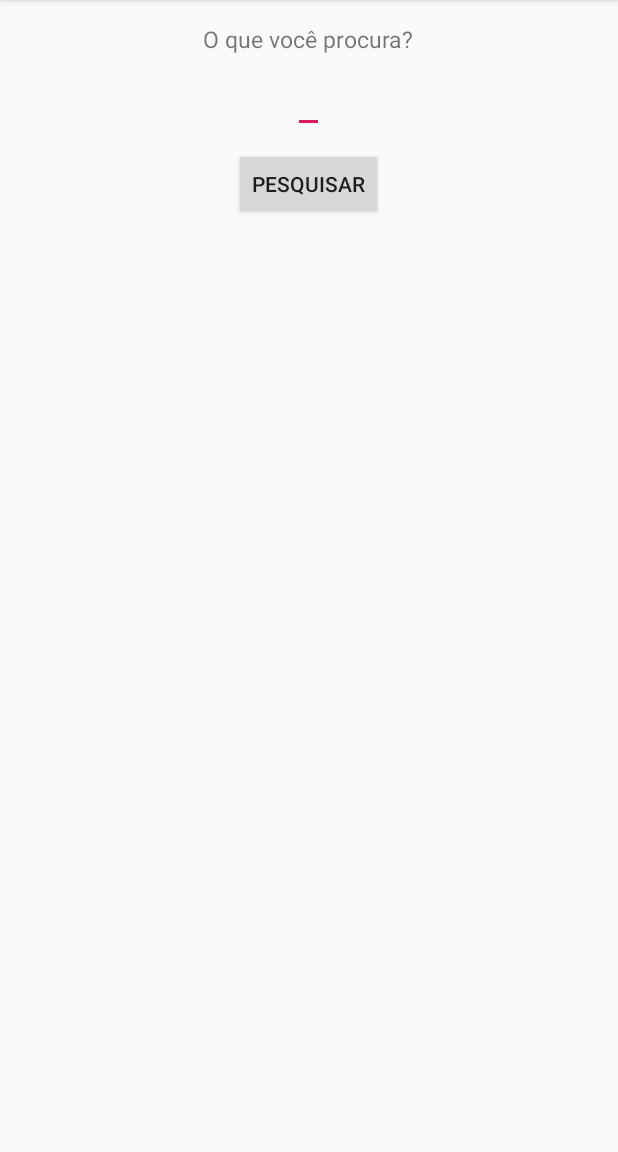
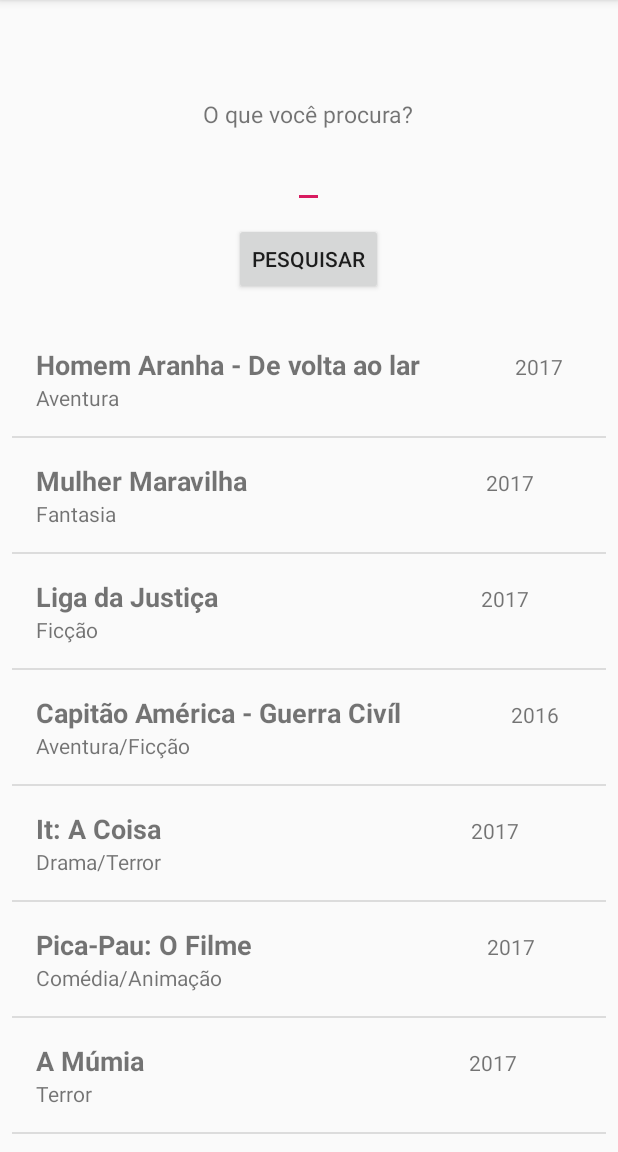
Before and after one commit to PetersonFonseca/PlanoSemeador, an Android app: the screen it shows after launch (MainActivity), on a phone screen of 412 x 824 dp, the part 84-1236 px from its top. Run offline under Robolectric (Android 15) with nearby library versions, the phone set to English and light mode, and no system bars; our stand-ins replace Firebase (no records; nobody signed in at launch, a user with empty details on screens opened directly); libraries missing offline, so code that uses them is left out: com.firebase.ui; 1 statement that could not run was skipped.

Commit message:
busca em andamento

```diff
--- /dev/null
+++ b/app/src/main/java/br/com/planosemeador/planosemeador/Adapter.java
@@ -0,0 +1,59 @@
+package br.com.planosemeador.planosemeador;
+
+import android.support.v7.widget.RecyclerView;
+import android.view.LayoutInflater;
+import android.view.View;
+import android.view.ViewGroup;
+import android.widget.TextView;
+
+import java.util.List;
+
+public class Adapter extends RecyclerView.Adapter<Adapter.MyViewHolder> {
+
+    private List<Filme> listaFilmes;
+
+    public Adapter(List<Filme> lista) {
+        this.listaFilmes = lista;
+    }
+
+    @Override
+    public MyViewHolder onCreateViewHolder(ViewGroup parent, int viewType) {
+
+        View itemLista = LayoutInflater.from(parent.getContext())
+                .inflate(R.layout.adapter_lista, parent, false);
+
+        return new MyViewHolder(itemLista);
+    }
+
+    @Override
+    public void onBindViewHolder(MyViewHolder holder, int position) {
+
+        Filme filme = listaFilmes.get( position );
+        holder.titulo.setText( filme.getTituloFilme() );
+        holder.genero.setText( filme.getGenero() );
+        holder.ano.setText( filme.getAno() );
+
+    }
+
+    @Override
+    public int getItemCount() {
+        return listaFilmes.size();
+    }
+
+    public class MyViewHolder extends RecyclerView.ViewHolder {
+
+        TextView titulo;
+        TextView ano;
+        TextView genero;
+
+        public MyViewHolder(View itemView) {
+            super(itemView);
+
+            titulo = itemView.findViewById(R.id.textTitulo);
+            ano = itemView.findViewById(R.id.textAno);
+            genero = itemView.findViewById(R.id.textGenero);
+
+        }
+    }
+
+}
--- /dev/null
+++ b/app/src/main/java/br/com/planosemeador/planosemeador/Filme.java
@@ -0,0 +1,42 @@
+package br.com.planosemeador.planosemeador;
+
+public class Filme {
+
+    private String tituloFilme;
+    private String genero;
+    private String ano;
+
+    public Filme(){
+
+    }
+
+    public Filme(String tituloFilme, String genero, String ano) {
+        this.tituloFilme = tituloFilme;
+        this.genero = genero;
+        this.ano = ano;
+    }
+
+    public String getTituloFilme() {
+        return tituloFilme;
+    }
+
+    public void setTituloFilme(String tituloFilme) {
+        this.tituloFilme = tituloFilme;
+    }
+
+    public String getGenero() {
+        return genero;
+    }
+
+    public void setGenero(String genero) {
+        this.genero = genero;
+    }
+
+    public String getAno() {
+        return ano;
+    }
+
+    public void setAno(String ano) {
+        this.ano = ano;
+    }
+}
--- a/app/src/main/java/br/com/planosemeador/planosemeador/MainActivity.java
+++ b/app/src/main/java/br/com/planosemeador/planosemeador/MainActivity.java
@@ -6,6 +6,9 @@ import android.os.Bundle;
 import android.support.annotation.NonNull;
 import android.support.design.widget.FloatingActionButton;
 import android.support.design.widget.Snackbar;
+import android.support.v7.widget.DividerItemDecoration;
+import android.support.v7.widget.LinearLayoutManager;
+import android.support.v7.widget.RecyclerView;
 import android.util.Log;
 import android.view.View;
 import android.support.design.widget.NavigationView;
@@ -17,8 +20,10 @@ import android.support.v7.widget.Toolbar;
 import android.view.Menu;
 import android.view.MenuItem;
 import android.view.inputmethod.InputMethodManager;
+import android.widget.AdapterView;
 import android.widget.Button;
 import android.widget.EditText;
+import android.widget.LinearLayout;
 import android.widget.TextView;
 import android.widget.Toast;
 
@@ -33,7 +38,9 @@ import com.google.firebase.database.Query;
 import com.google.firebase.database.ValueEventListener;
 import com.google.firebase.messaging.FirebaseMessaging;
 
+import java.util.ArrayList;
 import java.util.Arrays;
+import java.util.List;
 import java.util.Random;
 
 public class MainActivity extends AppCompatActivity
@@ -56,6 +63,10 @@ public class MainActivity extends AppCompatActivity
     DatabaseReference fornecedores;
     DatabaseReference nomeFornecedor;
 
+    //Lista
+    private RecyclerView recyclerView;
+    private List<Filme> listaFilmes = new ArrayList<>();
+
 
     @Override
     protected void onCreate(Bundle savedInstanceState) {
@@ -63,6 +74,59 @@ public class MainActivity extends AppCompatActivity
         setContentView(R.layout.activity_main);
         Toolbar toolbar = (Toolbar) findViewById(R.id.toolbar);
         setSupportActionBar(toolbar);
+
+        //Lista inicio
+
+        recyclerView = findViewById(R.id.recyclerView);
+
+        //Listagem de filmes
+        this.criarFilmes();
+
+        //Configurar adapter
+        Adapter adapter = new Adapter( listaFilmes );
+
+        //Configurar Recyclerview
+        RecyclerView.LayoutManager layoutManager = new LinearLayoutManager(getApplicationContext());
+        recyclerView.setLayoutManager(layoutManager);
+        recyclerView.setHasFixedSize(true);
+        recyclerView.addItemDecoration( new DividerItemDecoration(this, LinearLayout.VERTICAL));
+        recyclerView.setAdapter( adapter );
+
+        //evento de click
+        recyclerView.addOnItemTouchListener(
+                new RecyclerItemClickListener(
+                        getApplicationContext(),
+                        recyclerView,
+                        new RecyclerItemClickListener.OnItemClickListener() {
+                            @Override
+                            public void onItemClick(View view, int position) {
+                                Filme filme = listaFilmes.get( position );
+                                Toast.makeText(
+                                        getApplicationContext(),
+                                        "Item pressionado: " + filme.getTituloFilme(),
+                                        Toast.LENGTH_SHORT
+                                ).show();
+                            }
+
+                            @Override
+                            public void onLongItemClick(View view, int position) {
+                                Filme filme = listaFilmes.get( position );
+                                Toast.makeText(
+                                        getApplicationContext(),
+                                        "Click longo: "  + filme.getTituloFilme(),
+                                        Toast.LENGTH_SHORT
+                                ).show();
+                            }
+
+                            @Override
+                            public void onItemClick(AdapterView<?> adapterView, View view, int i, long l) {
+
+                            }
+                        }
+                )
+        );
+
+        //Lista Fim
 
 
         DrawerLayout drawer = (DrawerLayout) findViewById(R.id.drawer_layout);
@@ -95,7 +159,7 @@ public class MainActivity extends AppCompatActivity
                                 buscaTextEdit = findViewById(R.id.busca_text_id);
                                 buscaEdit = findViewById(R.id.busca_edit_id);
                                 pesquisar = findViewById(R.id.pesquisar_bt);
-                                resultadoBusca = findViewById(R.id.resultado_busca_id);
+
 
                                 pesquisar.setOnClickListener(new View.OnClickListener() {
                                     @Override
@@ -105,7 +169,7 @@ public class MainActivity extends AppCompatActivity
                                         fornecedores = FirebaseDatabase.getInstance()
                                                 .getReference().child("fornecedores");
 
-                                        Query query1 = fornecedores.orderByChild("nomeFornecedor").equalTo(textoDigitado).limitToFirst(1);
+                                        Query query1 = fornecedores.orderByChild("nomeFornecedor").equalTo(textoDigitado).limitToFirst(10);
                                         query1.addListenerForSingleValueEvent(new ValueEventListener() {
                                             @Override
                                             public void onDataChange(@NonNull DataSnapshot dataSnapshot) {
@@ -113,8 +177,8 @@ public class MainActivity extends AppCompatActivity
                                                     for (DataSnapshot postSnapshot: dataSnapshot.getChildren()) {
                                                         Fornecedor fornecedor = postSnapshot.getValue(Fornecedor.class);
                                                         String nomeString = fornecedor.getNomeFornecedor();
+                                                        Log.i("RESULTB", nomeString);
 
-                                                        resultadoBusca.setText(nomeString);
                                                     }
                                                 }
                                             }
@@ -233,4 +297,40 @@ public class MainActivity extends AppCompatActivity
         drawer.closeDrawer(GravityCompat.START);
         return true;
     }
+
+
+    //Lista
+    public void criarFilmes(){
+
+        Filme filme = new Filme("Homem Aranha - De volta ao lar", "Aventura", "2017");
+        listaFilmes.add(filme);
+
+        filme = new Filme("Mulher Maravilha", "Fantasia", "2017");
+        listaFilmes.add(filme);
+
+        filme = new Filme("Liga da Justiça", "Ficção", "2017");
+        listaFilmes.add(filme);
+
+        filme = new Filme("Capitão América - Guerra Civíl", "Aventura/Ficção", "2016");
+        listaFilmes.add(filme);
+
+        filme = new Filme("It: A Coisa", "Drama/Terror", "2017");
+        listaFilmes.add(filme);
+
+        filme = new Filme("Pica-Pau: O Filme", "Comédia/Animação", "2017");
+        listaFilmes.add(filme);
+
+        filme = new Filme("A Múmia", "Terror", "2017");
+        listaFilmes.add(filme);
+
+        filme = new Filme("A Bela e a Fera", "Romance", "2017");
+        listaFilmes.add(filme);
+
+        filme = new Filme("Meu malvado favorito 3", "Comédia", "2017");
+        listaFilmes.add(filme);
+
+        filme = new Filme("Carros 3", "Comédia", "2017");
+        listaFilmes.add(filme);
+
+    }
 }
--- /dev/null
+++ b/app/src/main/java/br/com/planosemeador/planosemeador/RecyclerItemClickListener.java
@@ -0,0 +1,59 @@
+package br.com.planosemeador.planosemeador;
+
+import android.content.Context;
+import android.support.v7.widget.RecyclerView;
+import android.view.GestureDetector;
+import android.view.MotionEvent;
+import android.view.View;
+import android.widget.AdapterView;
+
+public class RecyclerItemClickListener implements RecyclerView.OnItemTouchListener {
+
+    private OnItemClickListener mListener;
+    GestureDetector mGestureDetector;
+
+    @Override
+    public boolean onInterceptTouchEvent(RecyclerView rv, MotionEvent e) {
+        View childView = rv.findChildViewUnder(e.getX(), e.getY());
+        if (childView != null && mListener != null && mGestureDetector.onTouchEvent(e)) {
+            mListener.onItemClick(childView, rv.getChildAdapterPosition(childView));
+            return true;
+        }
+        return false;
+    }
+
+    @Override
+    public void onTouchEvent(RecyclerView rv, MotionEvent e) {
+
+    }
+
+    @Override
+    public void onRequestDisallowInterceptTouchEvent(boolean disallowIntercept) {
+
+    }
+
+    public interface OnItemClickListener extends AdapterView.OnItemClickListener {
+        public void onItemClick(View view, int position);
+
+        public void onLongItemClick(View view, int position);
+    }
+
+    public RecyclerItemClickListener(Context context, final RecyclerView recyclerView, OnItemClickListener listener) {
+        mListener = listener;
+        mGestureDetector = new GestureDetector(context, new GestureDetector.SimpleOnGestureListener() {
+            @Override
+            public boolean onSingleTapUp(MotionEvent e) {
+                return true;
+            }
+
+            @Override
+            public void onLongPress(MotionEvent e) {
+                View child = recyclerView.findChildViewUnder(e.getX(), e.getY());
+                if (child != null && mListener != null) {
+                    mListener.onLongItemClick(child, recyclerView.getChildAdapterPosition(child));
+                }
+            }
+        });
+
+    }
+}
--- /dev/null
+++ b/app/src/main/res/layout/adapter_lista.xml
@@ -0,0 +1,34 @@
+<?xml version="1.0" encoding="utf-8"?>
+<LinearLayout xmlns:android="http://schemas.android.com/apk/res/android"
+    android:layout_width="match_parent"
+    android:layout_height="wrap_content"
+    android:layout_margin="16dp"
+    android:orientation="vertical">
+    <LinearLayout
+        android:layout_width="match_parent"
+        android:layout_height="wrap_content"
+        android:orientation="horizontal">
+
+        <TextView
+            android:id="@+id/textTitulo"
+            android:layout_width="wrap_content"
+            android:layout_height="wrap_content"
+            android:layout_weight="5"
+            android:text="Titulo"
+            android:textSize="18sp"
+            android:textStyle="bold" />
+
+        <TextView
+            android:id="@+id/textAno"
+            android:layout_width="wrap_content"
+            android:layout_height="wrap_content"
+            android:layout_weight="1"
+            android:text="Ano" />
+    </LinearLayout>
+
+    <TextView
+        android:id="@+id/textGenero"
+        android:layout_width="match_parent"
+        android:layout_height="wrap_content"
+        android:text="Genero" />
+</LinearLayout>
--- a/app/src/main/res/layout/content_main.xml
+++ b/app/src/main/res/layout/content_main.xml
@@ -7,6 +7,11 @@
     app:layout_behavior="@string/appbar_scrolling_view_behavior"
     tools:context=".MainActivity"
     tools:showIn="@layout/app_bar_main">
+
+    <LinearLayout
+        android:layout_width="match_parent"
+        android:layout_height="match_parent"
+        android:orientation="vertical">
 
         <LinearLayout
             android:layout_width="match_parent"
@@ -43,12 +48,29 @@
                 android:layout_gravity="center_horizontal"
                 android:layout_marginBottom="10dp"/>
 
+        </LinearLayout>
+
+        <LinearLayout
+            android:layout_width="match_parent"
+            android:layout_height="wrap_content">
+            <android.support.v7.widget.RecyclerView
+                android:id="@+id/recyclerView"
+                android:layout_width="match_parent"
+                android:layout_height="wrap_content"
+                android:layout_marginBottom="8dp"
+                android:layout_marginEnd="8dp"
+                android:layout_marginStart="8dp"
+                android:layout_marginTop="8dp"
+                app:layout_constraintBottom_toBottomOf="parent"
+                app:layout_constraintEnd_toEndOf="parent"
+                app:layout_constraintStart_toStartOf="parent"
+                app:layout_constraintTop_toTopOf="parent" />
+
+        </LinearLayout>
         <TextView
-            android:layout_width="wrap_content"
+            android:layout_width="match_parent"
             android:layout_height="wrap_content"
-            android:id="@+id/resultado_busca_id"
-            android:textSize="15dp"
-            android:layout_gravity="center_horizontal"/>
+            android:text="fsfsd"/>
 
     </LinearLayout>
 
```
Lines whose indentation alone changed are shown as unchanged.
